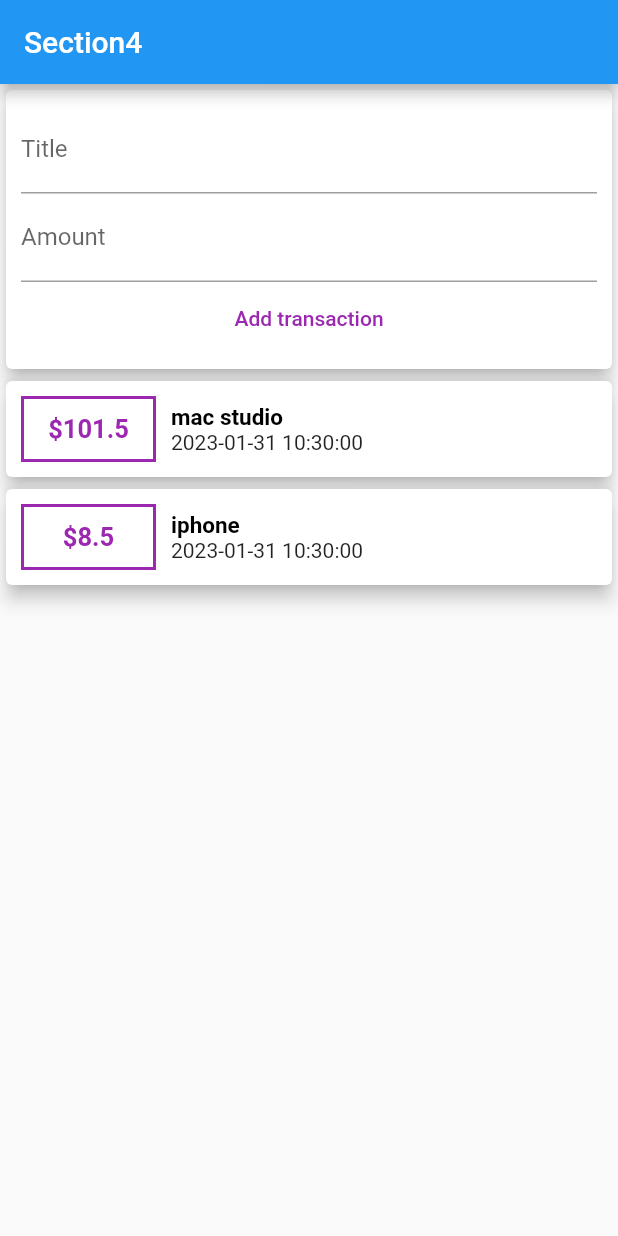
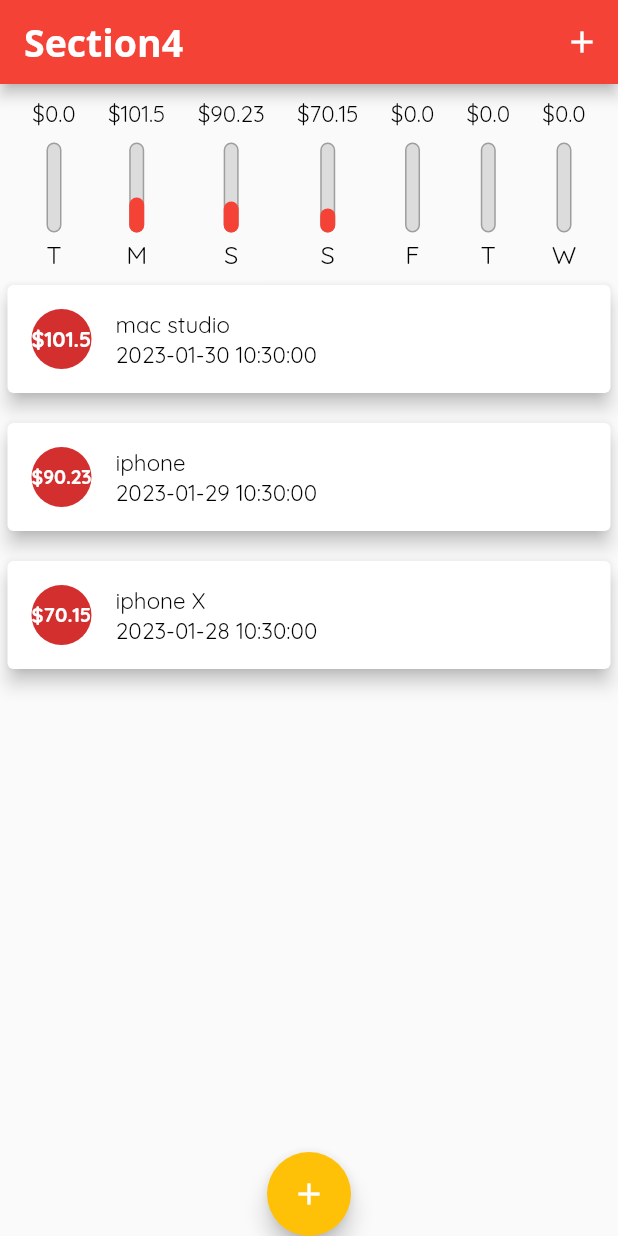
Before and after one commit to fistkim101/udemy-flutter-complete-guide, a Flutter app: the screen it shows after launch, on a phone screen of 412 x 824 dp. Run offline on Flutter 3.47's test engine with Material 2 defaults, Android fonts, the light colour scheme and no system bars.

Commit message:
section4

```diff
--- a/section4/lib/main.dart
+++ b/section4/lib/main.dart
@@ -14,7 +14,30 @@
   Widget build(BuildContext context) {
     return MaterialApp(
       theme: ThemeData(
-        primarySwatch: Colors.blue,
+        primarySwatch: Colors.red,
+        colorScheme: ColorScheme.fromSwatch(primarySwatch: Colors.red)
+            .copyWith(secondary: Colors.amber),
+        textTheme: const TextTheme(
+          bodyMedium: TextStyle(
+            fontFamily: 'Quicksand',
+            fontSize: 17,
+            fontWeight: FontWeight.normal,
+            color: Colors.black,
+          ),
+          bodySmall: TextStyle(
+            fontFamily: 'Quicksand',
+            fontSize: 15,
+            fontWeight: FontWeight.normal,
+            color: Colors.black,
+          ),
+        ),
+        appBarTheme: const AppBarTheme(
+          toolbarTextStyle: TextStyle(
+            fontFamily: 'OpenSans',
+            fontWeight: FontWeight.bold,
+            fontSize: 25,
+          ),
+        ),
       ),
       home: Home(),
     );
@@ -29,11 +52,29 @@
 class _HomeState extends State<Home> {
   final List<Transaction> _transactions = [
     Transaction(
-        id: 1, title: 'mac studio', amount: 101.5, dateTime: DateTime.now()),
-    Transaction(id: 2, title: 'iphone', amount: 8.5, dateTime: DateTime.now()),
-    // Transaction(id: 3, title: 'coke', amount: 101.5, dateTime: DateTime.now()),
-    // Transaction(
-    //     id: 4, title: 'sneakers', amount: 101.5, dateTime: DateTime.now()),
+      id: 1,
+      title: 'mac studio',
+      amount: 101.5,
+      dateTime: DateTime.now().subtract(
+        const Duration(days: 1),
+      ),
+    ),
+    Transaction(
+      id: 2,
+      title: 'iphone',
+      amount: 90.23,
+      dateTime: DateTime.now().subtract(
+        const Duration(days: 2),
+      ),
+    ),
+    Transaction(
+      id: 3,
+      title: 'iphone X',
+      amount: 70.15,
+      dateTime: DateTime.now().subtract(
+        const Duration(days: 3),
+      ),
+    ),
   ];
   final transactionTitle = TextEditingController();
   final transactionAmount = TextEditingController();
@@ -49,11 +90,40 @@
     });
   }
 
+  void _showAddTransactionBottomSheet(BuildContext buildContext) => {
+        showModalBottomSheet(
+          context: buildContext,
+          builder: (_) => TransactionTextField(
+            addTransaction: _addTransaction,
+            transactionTitleController: transactionTitle,
+            transactionAmountController: transactionAmount,
+          ),
+        )
+      };
+
+  double get weekTotal {
+    double total = 0.0;
+    for (var transaction in _transactions) {
+      total += transaction.amount;
+    }
+
+    return total;
+  }
+
   @override
   Widget build(BuildContext context) {
     return Scaffold(
       appBar: AppBar(
         title: const Text('Section4'),
+        titleTextStyle: Theme.of(context).appBarTheme.toolbarTextStyle,
+        actions: [
+          IconButton(
+            onPressed: () => {_showAddTransactionBottomSheet(context)},
+            icon: const Icon(
+              Icons.add,
+            ),
+          )
+        ],
       ),
       body: SingleChildScrollView(
         child: Column(
@@ -61,15 +131,18 @@
           crossAxisAlignment: CrossAxisAlignment.center,
           mainAxisSize: MainAxisSize.max,
           children: [
-            TransactionTextField(
-              addTransaction: _addTransaction,
-              transactionTitleController: transactionTitle,
-              transactionAmountController: transactionAmount,
-            ),
+            Chart(weekTotal: weekTotal, transactions: _transactions),
             TransactionList(transactions: _transactions),
           ],
         ),
       ),
+      floatingActionButtonLocation: FloatingActionButtonLocation.centerDocked,
+      floatingActionButton: FloatingActionButton(
+        child: const Icon(
+          Icons.add,
+        ),
+        onPressed: () => {_showAddTransactionBottomSheet(context)},
+      ),
     );
   }
 }
--- /dev/null
+++ b/section4/lib/widgets/chart.dart
@@ -0,0 +1,62 @@
+import 'package:flutter/material.dart';
+import 'package:intl/intl.dart';
+
+import '../models/models.dart';
+import '../widgets/widgets.dart';
+
+class Chart extends StatefulWidget {
+  final double weekTotal;
+  final List<Transaction> transactions;
+
+  const Chart({
+    super.key,
+    required this.weekTotal,
+    required this.transactions,
+  });
+
+  @override
+  State<Chart> createState() => _ChartState();
+}
+
+class _ChartState extends State<Chart> {
+  double _getWeekDaySum(DateTime weekday, List<Transaction> transactions) {
+    double total = 0.0;
+    for (Transaction transaction in transactions) {
+      DateTime transactionCreatedAt = transaction.dateTime;
+      if (weekday.day == transactionCreatedAt.day &&
+          weekday.month == transactionCreatedAt.month &&
+          weekday.year == transactionCreatedAt.year) {
+        total += transaction.amount;
+      }
+    }
+
+    return total;
+  }
+
+  List<Map<String, Object>> get _recentTransactions {
+    return List.generate(7, (index) {
+      final DateTime weekDay = DateTime.now().subtract(
+        Duration(days: index),
+      );
+
+      double total = _getWeekDaySum(weekDay, widget.transactions);
+
+      return {
+        'day': DateFormat.E().format(weekDay).substring(0, 1),
+        'amount': total
+      };
+    });
+  }
+
+  @override
+  Widget build(BuildContext context) {
+    return Row(
+      mainAxisAlignment: MainAxisAlignment.spaceEvenly,
+      crossAxisAlignment: CrossAxisAlignment.center,
+      mainAxisSize: MainAxisSize.max,
+      children: _recentTransactions.map((transaction) {
+        return ChartBar(transaction: transaction, weekTotal: widget.weekTotal);
+      }).toList(),
+    );
+  }
+}
--- /dev/null
+++ b/section4/lib/widgets/chart_bar.dart
@@ -0,0 +1,73 @@
+import 'package:flutter/material.dart';
+
+class ChartBar extends StatefulWidget {
+  final Map<String, Object> transaction;
+  final double weekTotal;
+
+  const ChartBar({
+    super.key,
+    required this.transaction,
+    required this.weekTotal,
+  });
+
+  @override
+  State<ChartBar> createState() => _ChartBarState();
+}
+
+class _ChartBarState extends State<ChartBar> {
+  @override
+  Widget build(BuildContext context) {
+    String label = widget.transaction['day'] as String;
+    double amount = widget.transaction['amount'] as double;
+    double percent = amount == 0.0 ? 0.0 : (amount / widget.weekTotal);
+
+    return Column(
+      mainAxisAlignment: MainAxisAlignment.end,
+      crossAxisAlignment: CrossAxisAlignment.center,
+      mainAxisSize: MainAxisSize.max,
+      children: [
+        const SizedBox(
+          height: 10,
+        ),
+        FittedBox(
+          child: Text(
+            '\$$amount',
+            style: Theme.of(context).textTheme.bodySmall,
+          ),
+        ),
+        const SizedBox(
+          height: 10,
+        ),
+        SizedBox(
+          height: 60,
+          width: 10,
+          child: Stack(
+            alignment: AlignmentDirectional.bottomStart,
+            children: <Widget>[
+              Container(
+                decoration: BoxDecoration(
+                  border: Border.all(color: Colors.grey, width: 1.0),
+                  color: const Color.fromRGBO(220, 220, 220, 1),
+                  borderRadius: BorderRadius.circular(10),
+                ),
+              ),
+              FractionallySizedBox(
+                heightFactor: percent,
+                child: Container(
+                  decoration: BoxDecoration(
+                    color: Theme.of(context).primaryColor,
+                    borderRadius: BorderRadius.circular(10),
+                  ),
+                ),
+              ),
+            ],
+          ),
+        ),
+        const SizedBox(
+          height: 4,
+        ),
+        Text(label),
+      ],
+    );
+  }
+}
--- a/section4/lib/widgets/transaction_card.dart
+++ b/section4/lib/widgets/transaction_card.dart
@@ -24,15 +24,16 @@
             width: 90,
             margin: const EdgeInsets.all(10),
             decoration: BoxDecoration(
-                border: Border.all(color: Colors.purple, width: 2)),
+              border: Border.all(
+                color: Theme.of(context).primaryColor,
+                width: 2,
+              ),
+            ),
             child: Padding(
               padding: const EdgeInsets.all(10),
               child: Text(
                 '\$${transaction.amount}',
-                style: const TextStyle(
-                    fontSize: 17,
-                    fontWeight: FontWeight.bold,
-                    color: Colors.purple),
+                style: Theme.of(context).textTheme.bodySmall,
               ),
             ),
           ),
@@ -42,14 +43,11 @@
             children: [
               Text(
                 transaction.title,
-                style: const TextStyle(
-                  fontSize: 15,
-                  fontWeight: FontWeight.bold,
-                  color: Colors.black,
-                ),
+                style: Theme.of(context).textTheme.bodySmall,
               ),
               Text(
                 DateFormat('yyyy-MM-dd hh:mm:ss').format(transaction.dateTime),
+                style: Theme.of(context).textTheme.bodySmall,
               ),
             ],
           )
--- a/section4/lib/widgets/transaction_list.dart
+++ b/section4/lib/widgets/transaction_list.dart
@@ -1,4 +1,5 @@
 import 'package:flutter/material.dart';
+import 'package:intl/intl.dart';
 
 import '../models/models.dart';
 import '../widgets/widgets.dart';
@@ -16,11 +17,64 @@
     return SizedBox(
       // height: double.infinity,
       height: 700,
-      child: ListView.builder(
-        itemBuilder: (context, index) {
-          return TransactionCard(transaction: transactions[index]);
-        },
-        itemCount: transactions.length,
+      child: Center(
+        child: transactions.isEmpty
+            ? Column(
+                mainAxisAlignment: MainAxisAlignment.start,
+                crossAxisAlignment: CrossAxisAlignment.center,
+                mainAxisSize: MainAxisSize.max,
+                children: [
+                    Text(
+                      'No transactions yet!',
+                      style: Theme.of(context).textTheme.bodySmall,
+                    ),
+                    SizedBox(
+                      height: 100,
+                      child: Image.asset(
+                        'assets/images/waiting.png',
+                        fit: BoxFit.fitHeight,
+                      ),
+                    ),
+                  ])
+            : ListView.builder(
+                itemBuilder: (context, index) {
+                  Transaction transaction = transactions[index];
+
+                  return Card(
+                    elevation: 5,
+                    margin: const EdgeInsets.symmetric(
+                      vertical: 10,
+                      horizontal: 5,
+                    ),
+                    child: ListTile(
+                      leading: CircleAvatar(
+                        child: FittedBox(
+                          fit: BoxFit.contain,
+                          child: Text(
+                            '\$${transaction.amount}',
+                            style:
+                                Theme.of(context).textTheme.bodySmall?.copyWith(
+                                      color: Colors.white,
+                                      fontWeight: FontWeight.bold,
+                                    ),
+                          ),
+                        ),
+                      ),
+                      title: Text(
+                        transaction.title,
+                        style: Theme.of(context).textTheme.bodySmall,
+                      ),
+                      subtitle: Text(
+                        DateFormat('yyyy-MM-dd hh:mm:ss')
+                            .format(transaction.dateTime),
+                        style: Theme.of(context).textTheme.bodySmall,
+                      ),
+                    ),
+                  );
+                  // return TransactionCard(transaction: transactions[index]);
+                },
+                itemCount: transactions.length,
+              ),
       ),
       // child: Column(
       //     mainAxisAlignment: MainAxisAlignment.start,
--- a/section4/lib/widgets/transaction_textfield.dart
+++ b/section4/lib/widgets/transaction_textfield.dart
@@ -1,5 +1,3 @@
-import 'dart:ffi';
-
 import 'package:flutter/material.dart';
 
 class TransactionTextField extends StatefulWidget {
@@ -19,7 +17,16 @@
 }
 
 class _TransactionTextFieldState extends State<TransactionTextField> {
-  void submit() {
+  void _showDatePickerModal(BuildContext context) {
+    showDatePicker(
+      context: context,
+      initialDate: DateTime.now(),
+      firstDate: DateTime(2022),
+      lastDate: DateTime(2024),
+    );
+  }
+
+  void submit(BuildContext buildContext) {
     String title = widget.transactionTitleController.text;
     double amount = double.parse(widget.transactionAmountController.text);
     if (title.isEmpty || amount <= 0) {
@@ -27,6 +34,7 @@
     }
 
     widget.addTransaction(title, amount);
+    Navigator.of(buildContext).pop();
   }
 
   @override
@@ -37,26 +45,63 @@
         padding: const EdgeInsets.all(10),
         child: Column(
           mainAxisAlignment: MainAxisAlignment.start,
-          crossAxisAlignment: CrossAxisAlignment.center,
+          crossAxisAlignment: CrossAxisAlignment.end,
           mainAxisSize: MainAxisSize.max,
           children: [
             TextField(
               decoration: const InputDecoration(labelText: 'Title'),
               controller: widget.transactionTitleController,
-              onSubmitted: (_) => {submit()},
+              onSubmitted: (_) => {submit(context)},
             ),
             TextField(
               decoration: const InputDecoration(labelText: 'Amount'),
               controller: widget.transactionAmountController,
-              onSubmitted: (_) => {submit()},
+              onSubmitted: (_) => {submit(context)},
               keyboardType: const TextInputType.numberWithOptions(
                 decimal: true,
               ),
             ),
-            MaterialButton(
-              textColor: Colors.purple,
-              onPressed: () => {submit()},
-              child: const Text('Add transaction'),
+            const SizedBox(
+              height: 15,
+            ),
+            Row(
+              mainAxisAlignment: MainAxisAlignment.start,
+              crossAxisAlignment: CrossAxisAlignment.center,
+              mainAxisSize: MainAxisSize.max,
+              children: [
+                Expanded(
+                  child: Text(
+                    'No Date selected',
+                    style: Theme.of(context).textTheme.bodySmall,
+                  ),
+                ),
+                GestureDetector(
+                  onTap: () => {_showDatePickerModal(context)},
+                  child: Text(
+                    'Choose Date',
+                    style: Theme.of(context).textTheme.bodySmall?.copyWith(
+                          color: Theme.of(context).primaryColor,
+                          fontWeight: FontWeight.bold,
+                        ),
+                  ),
+                ),
+              ],
+            ),
+            const SizedBox(
+              height: 10,
+            ),
+            TextButton(
+              onPressed: () => {submit(context)},
+              style: TextButton.styleFrom(
+                padding: EdgeInsets.zero, // and this
+              ),
+              child: Text(
+                'Add transaction',
+                style: Theme.of(context).textTheme.bodySmall?.copyWith(
+                      color: Theme.of(context).primaryColor,
+                      fontWeight: FontWeight.bold,
+                    ),
+              ),
             ),
           ],
         ),
--- a/section4/lib/widgets/widgets.dart
+++ b/section4/lib/widgets/widgets.dart
@@ -1,3 +1,5 @@
 export 'transaction_card.dart';
 export 'transaction_textfield.dart';
 export 'transaction_list.dart';
+export 'chart.dart';
+export 'chart_bar.dart';
```
Also changed, not shown: section4/pubspec.yaml (+14 -16 lines), section4/assets/fonts/OpenSans-Bold.ttf (added), section4/assets/fonts/OpenSans-Regular.ttf (added), section4/assets/fonts/Quicksand-Bold.ttf (added), section4/assets/fonts/Quicksand-Light.ttf (added), section4/assets/fonts/Quicksand-Medium.ttf (added), section4/assets/fonts/Quicksand-Regular.ttf (added), section4/assets/images/waiting.png (added).
